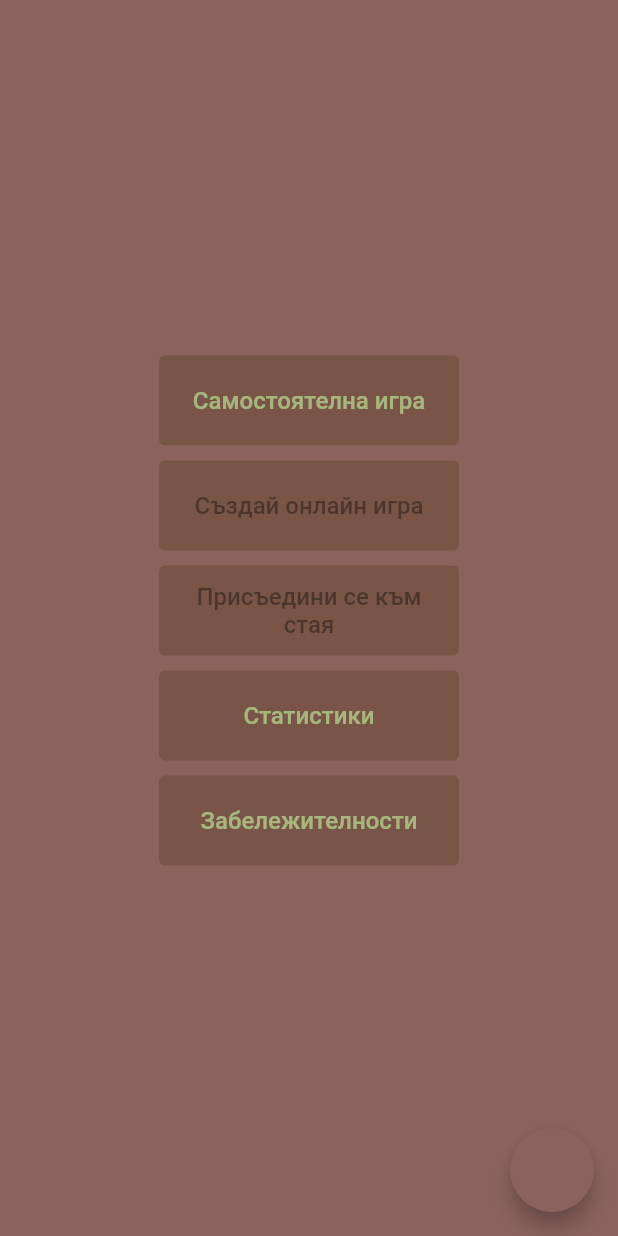
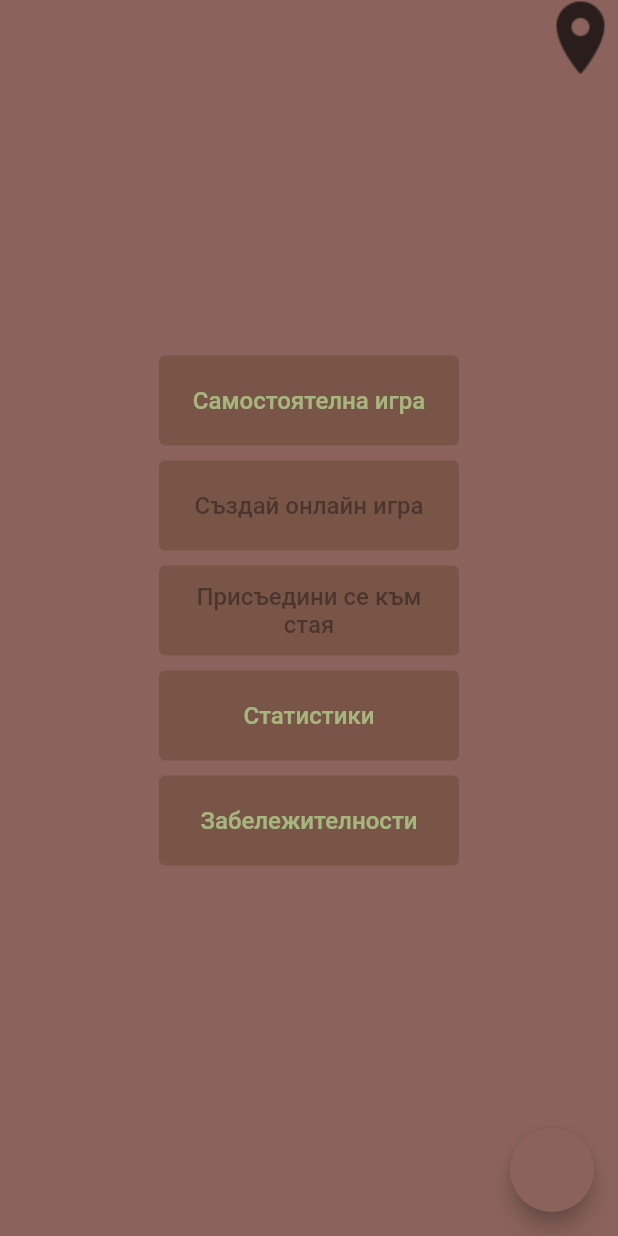
Before and after one commit to guess-bulgaria/guess_bulgaria, a Flutter app: the screen it shows after launch, on a phone screen of 412 x 824 dp. Run offline on Flutter 3.47's test engine with Material 2 defaults, Android fonts, the phone set to English and light mode, and no system bars; our stand-ins replace dio, flutter_dotenv, flutter_mobx, google_fonts, mobx, scrollable_positioned_list and 2 more; missing offline and left inert: mapbox_gl; network calls fail.

Commit message:
Always awake, stats, background animation

```diff
--- /dev/null
+++ b/lib/components/scrolling_background.dart
@@ -0,0 +1,25 @@
+import 'package:flutter/material.dart';
+import 'package:flutter_mobx/flutter_mobx.dart';
+import 'package:guess_bulgaria/storage/clock.dart';
+
+class ScrollingBackground extends StatelessWidget {
+  const ScrollingBackground({Key? key}) : super(key: key);
+
+  @override
+  Widget build(BuildContext context) {
+    Clock clock = Clock(100000, startTime: 0);
+    return Observer(builder: (_) {
+      return AnimatedPositioned(
+        child: Image.asset(
+          'assets/icons/marker.png',
+          color: Colors.black,
+          repeat: ImageRepeat.repeat,
+          opacity: const AlwaysStoppedAnimation(0.7),
+        ),
+        top: clock.seconds * 4.5,
+        right: clock.seconds * 4.5,
+        duration: const Duration(seconds: 1),
+      );
+    });
+  }
+}
--- a/lib/main.dart
+++ b/lib/main.dart
@@ -1,10 +1,12 @@
 import 'package:flutter/material.dart';
 import 'package:flutter/services.dart';
 import 'package:flutter_dotenv/flutter_dotenv.dart';
+import 'package:guess_bulgaria/components/scrolling_background.dart';
 import 'package:guess_bulgaria/configs/env_config.dart';
 import 'package:guess_bulgaria/pages/main_page.dart';
 import 'package:guess_bulgaria/storage/user_data.dart';
 import 'package:guess_bulgaria/themes/light_theme.dart';
+import 'package:wakelock/wakelock.dart';
 
 void main() async {
   WidgetsFlutterBinding.ensureInitialized();
@@ -12,6 +14,7 @@ void main() async {
   EnvConfig.setupEnvConfig();
   SystemChrome.setEnabledSystemUIMode(SystemUiMode.immersiveSticky);
   await UserData().setupUserData();
+  Wakelock.enable();
   runApp(const App());
 }
 
@@ -23,7 +26,7 @@ class App extends StatelessWidget {
     return MaterialApp(
       title: 'Guess Bulgaria',
       theme: LightTheme.getTheme(),
-      home: const MainPage(),
+      home: const MainPage()
     );
   }
 }
--- a/lib/pages/main_page.dart
+++ b/lib/pages/main_page.dart
@@ -1,9 +1,11 @@
 import 'package:flutter/material.dart';
 import 'package:flutter_mobx/flutter_mobx.dart';
 import 'package:guess_bulgaria/components/navigation_button.dart';
+import 'package:guess_bulgaria/components/scrolling_background.dart';
 import 'package:guess_bulgaria/pages/join_lobby_screen.dart';
 import 'package:guess_bulgaria/pages/lobby_page.dart';
 import 'package:guess_bulgaria/pages/game_page.dart';
+import 'package:guess_bulgaria/pages/stats_page.dart';
 import 'package:guess_bulgaria/storage/online_checker.dart';
 import 'package:guess_bulgaria/storage/user_data.dart';
 
@@ -34,7 +36,10 @@ class _MainPageState extends State<MainPage> {
         MaterialPageRoute(builder: (context) => const JoinLobbyScreen()));
   }
 
-  stats() {}
+  stats() {
+    Navigator.push(
+        context, MaterialPageRoute(builder: (context) => const StatsPage()));
+  }
 
   landmarks() {}
 
@@ -42,7 +47,10 @@ class _MainPageState extends State<MainPage> {
   Widget build(BuildContext context) {
     return Scaffold(
         backgroundColor: Theme.of(context).colorScheme.secondary,
-        body: Align(
+        body: Stack(
+          children: [
+            const ScrollingBackground(),
+            Align(
               alignment: Alignment.center,
               child: Column(
                 crossAxisAlignment: CrossAxisAlignment.center,
@@ -61,9 +69,12 @@ class _MainPageState extends State<MainPage> {
                         onPressed: onlineChecker.isOnline ? joinRoom : null);
                   }),
                   NavigationButton(text: 'Статистики', onPressed: stats),
-              NavigationButton(text: 'Забележителности', onPressed: landmarks),
+                  NavigationButton(
+                      text: 'Забележителности', onPressed: landmarks),
                 ],
               ),
+            )
+          ],
         ),
         floatingActionButton: Builder(builder: (context) {
           return FloatingActionButton(
--- a/lib/services/user_service.dart
+++ b/lib/services/user_service.dart
@@ -1,8 +1,13 @@
 import 'package:dio/dio.dart';
 import 'package:guess_bulgaria/configs/env_config.dart';
+import 'package:guess_bulgaria/storage/user_data.dart';
 
 class UserService {
   static Future<Response<dynamic>> createUser() {
     return Dio().get(EnvConfig.backendUrl + "/users");
   }
+
+  static Future<Response<dynamic>> getStatistics() {
+    return Dio().get(EnvConfig.backendUrl + "/users/${UserData.userId}");
+  }
 }
--- a/lib/storage/user_data.dart
+++ b/lib/storage/user_data.dart
@@ -1,10 +1,11 @@
 import 'dart:math';
-
+import 'package:guess_bulgaria/models/player_stats_model.dart';
 import 'package:guess_bulgaria/services/user_service.dart';
 import 'package:shared_preferences/shared_preferences.dart';
 
 class UserData {
   static var _userId = "";
+  static PlayerStatsModel stats = PlayerStatsModel();
 
   static String get userId => _userId;
 
@@ -48,7 +49,7 @@ class UserData {
   }
 
   String getRandomUsername() {
-    return 'Johnny${Random().nextInt(9000) + 1000}';
+    return 'Пешо${Random().nextInt(9000) + 1000}';
   }
 
   Future<void> setupUserData() async {
--- a/pubspec.yaml
+++ b/pubspec.yaml
@@ -40,6 +40,7 @@ dependencies:
   flutter_dotenv: ^5.0.2
   scrollable_positioned_list: ^0.2.3
   web_socket_channel: ^2.2.0
+  wakelock: ^0.6.1+2
   flutter_mobx: ^2.0.4
   mapbox_gl: ^0.15.0
 
```
Also changed, not shown: lib/models/player_stats_model.dart (added, +45 -0 lines), lib/pages/stats_page.dart (added, +93 -0 lines), pubspec.lock. Lines whose indentation alone changed are shown as unchanged.
